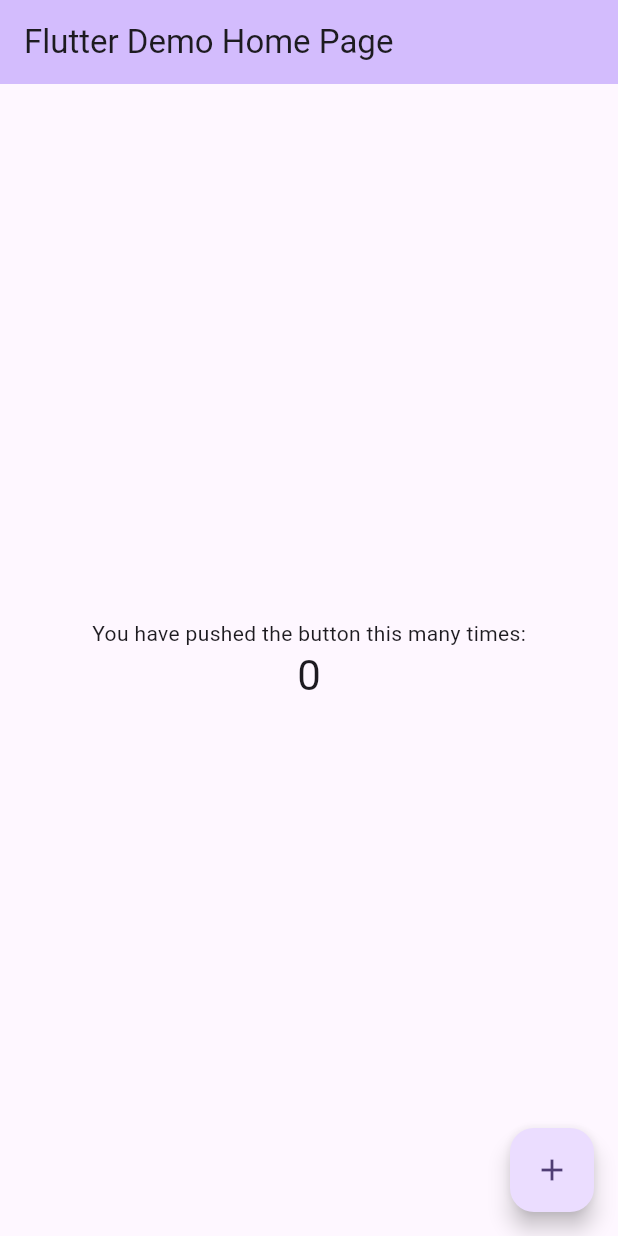
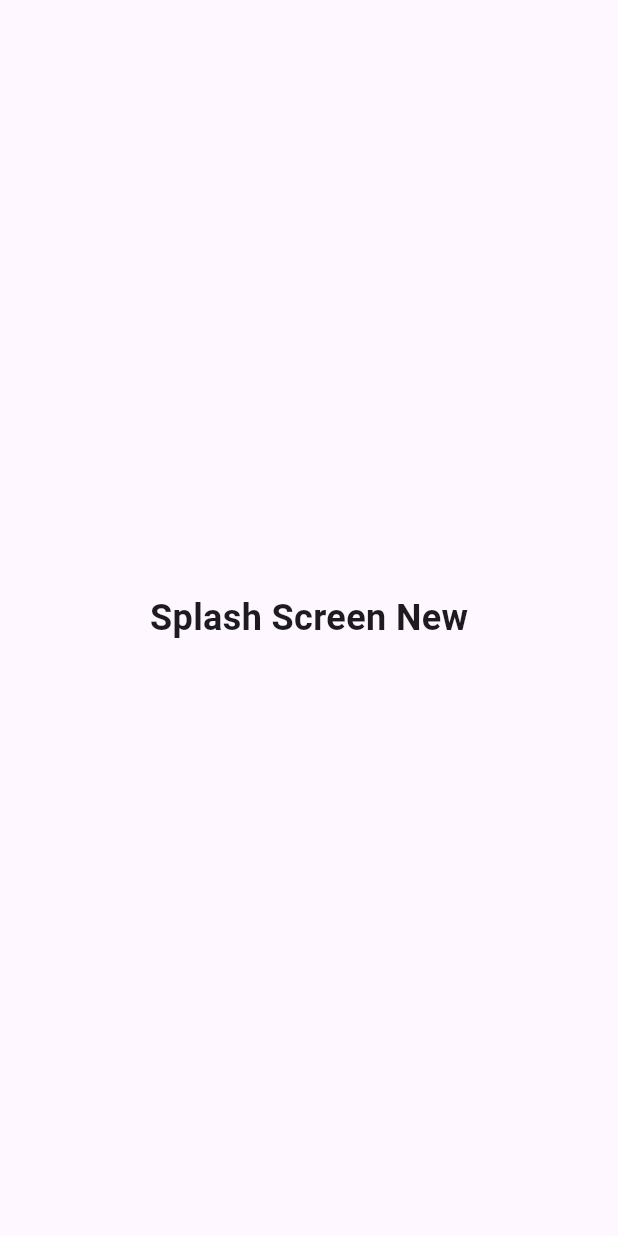
Before and after one commit to PatPat1011011001/qqd, a Flutter app: the screen it shows after launch, on a phone screen of 412 x 824 dp. Run offline on Flutter 3.47's test engine with Material 2 defaults, Android fonts, the phone set to English and light mode, and no system bars.

Commit message:
WIP Splash Loading

```diff
--- /dev/null
+++ b/lib/Splash.dart
@@ -0,0 +1,28 @@
+import "package:flutter/material.dart";
+
+class Splash extends StatelessWidget{
+  const  Splash({Key? key}) : super(key: key);
+
+  @override
+  void initState(){
+    super.initState();
+    _navigatetohome();
+
+  }
+
+
+
+  @override
+  Widget build(BuildContext context) {
+    return Scaffold(
+    body: Center(
+      child: Container(
+        child: Text(
+          "Splash Screen New",
+          style: TextStyle(fontSize: 24, fontWeight: FontWeight.bold)
+        ),
+      ),
+    ),
+    );
+}
+}
--- a/lib/main.dart
+++ b/lib/main.dart
@@ -1,4 +1,5 @@
 import 'package:flutter/material.dart';
+import 'package:qqd/Splash.dart';
 
 void main() {
   runApp(const MyApp());
@@ -31,7 +32,7 @@ class MyApp extends StatelessWidget {
         colorScheme: ColorScheme.fromSeed(seedColor: Colors.deepPurple),
         useMaterial3: true,
       ),
-      home: const MyHomePage(title: 'Flutter Demo Home Page'),
+      home: Splash(),
     );
   }
 }
```
